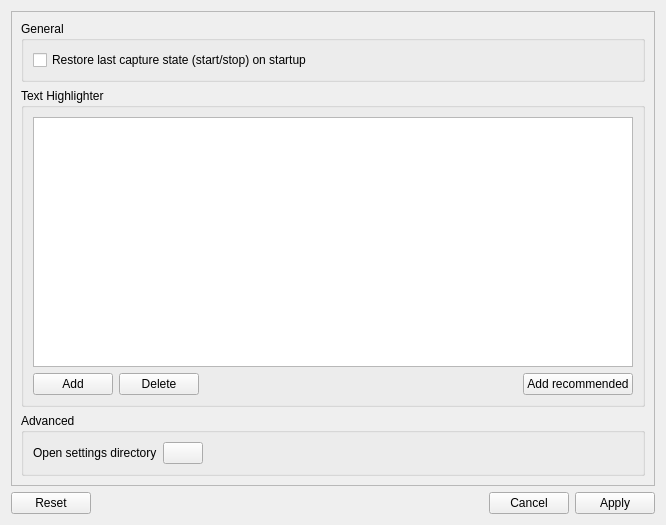
This is src/multiserialviewer/ui_files/settingsDialog.ui in shaag7967/multiserialviewer as Qt 5 draws it before an edit. The edited form follows.
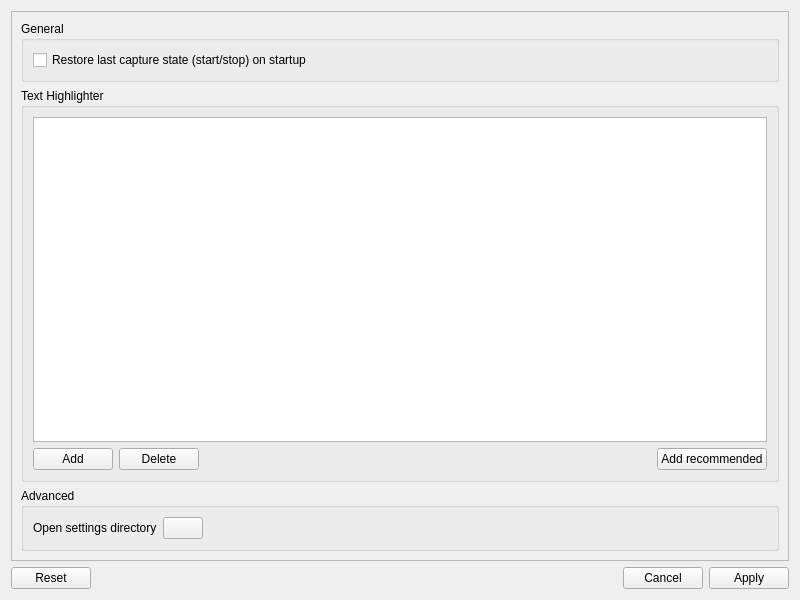
This is the edited form.

```diff
--- a/src/multiserialviewer/ui_files/settingsDialog.ui
+++ b/src/multiserialviewer/ui_files/settingsDialog.ui
@@ -6,8 +6,8 @@
    <rect>
     <x>0</x>
     <y>0</y>
-    <width>658</width>
-    <height>516</height>
+    <width>800</width>
+    <height>600</height>
    </rect>
   </property>
   <property name="windowTitle">
```
